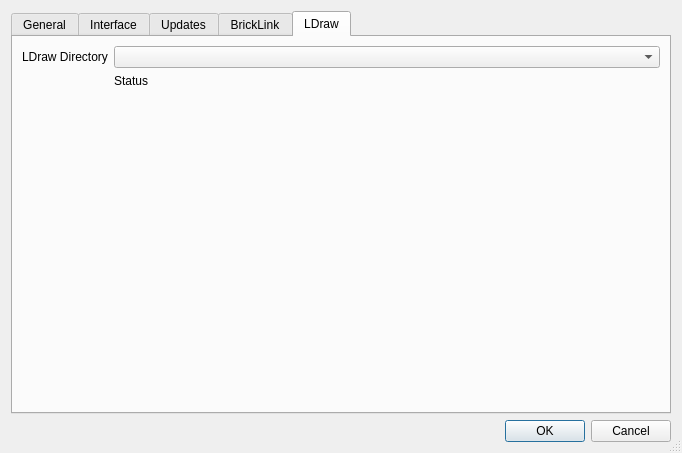
Above: src/settingsdialog.ui from rgriebl/brickstore before the change. Below: the same form after it.
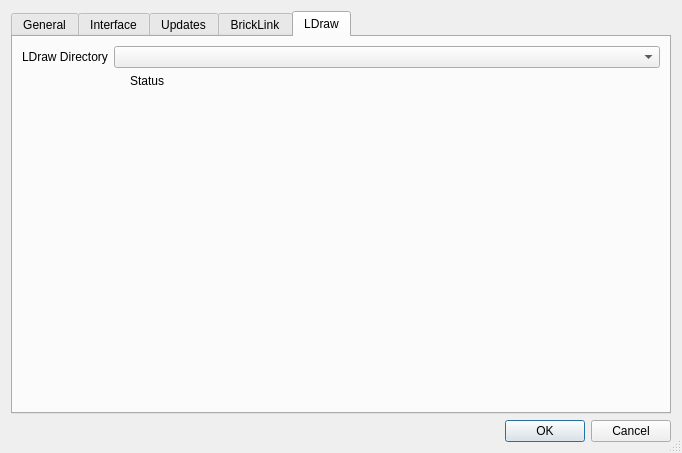
That is the form after the change. The open tabs and pages were chosen to show the change. Icons and pictures are not drawn.

Commit message:
New icons based on KDE's breeze theme
The old crstyal theme looked dated, plus it couldn't easily adapt to a
dark desktop theme.

The edit to the form file:
```diff
--- a/src/settingsdialog.ui
+++ b/src/settingsdialog.ui
@@ -736,6 +736,33 @@
        <item row="0" column="1">
         <widget class="QComboBox" name="w_ldraw_dir"/>
        </item>
+       <item row="1" column="1">
+        <layout class="QHBoxLayout" name="horizontalLayout_3">
+         <item>
+          <widget class="QLabel" name="w_ldraw_status_icon">
+           <property name="minimumSize">
+            <size>
+             <width>10</width>
+             <height>10</height>
+            </size>
+           </property>
+          </widget>
+         </item>
+         <item>
+          <widget class="QLabel" name="w_ldraw_status">
+           <property name="sizePolicy">
+            <sizepolicy hsizetype="Preferred" vsizetype="Preferred">
+             <horstretch>1</horstretch>
+             <verstretch>0</verstretch>
+            </sizepolicy>
+           </property>
+           <property name="text">
+            <string notr="true">Status</string>
+           </property>
+          </widget>
+         </item>
+        </layout>
+       </item>
        <item row="2" column="1">
         <spacer name="verticalSpacer_4">
          <property name="orientation">
@@ -749,13 +776,6 @@
          </property>
         </spacer>
        </item>
-       <item row="1" column="1">
-        <widget class="QLabel" name="w_ldraw_status">
-         <property name="text">
-          <string notr="true">Status</string>
-         </property>
-        </widget>
-       </item>
       </layout>
      </widget>
     </widget>
```
Left out of the diff: 11 changed lines with no effect on the pictures. The commit also changes 263 other files.
